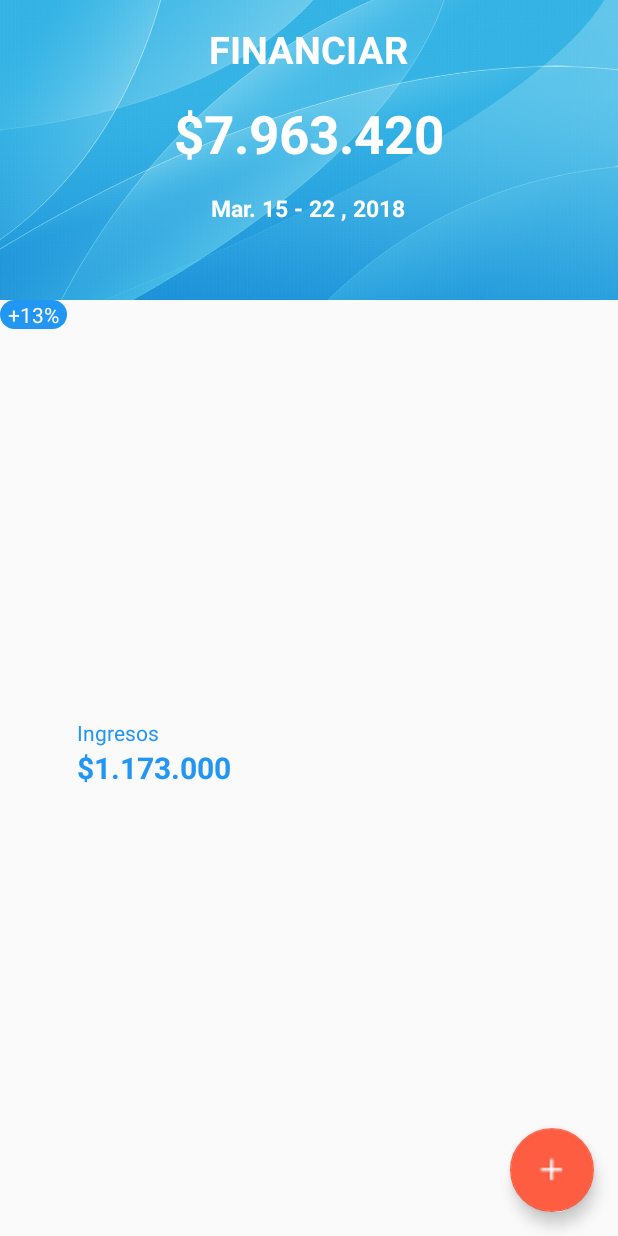
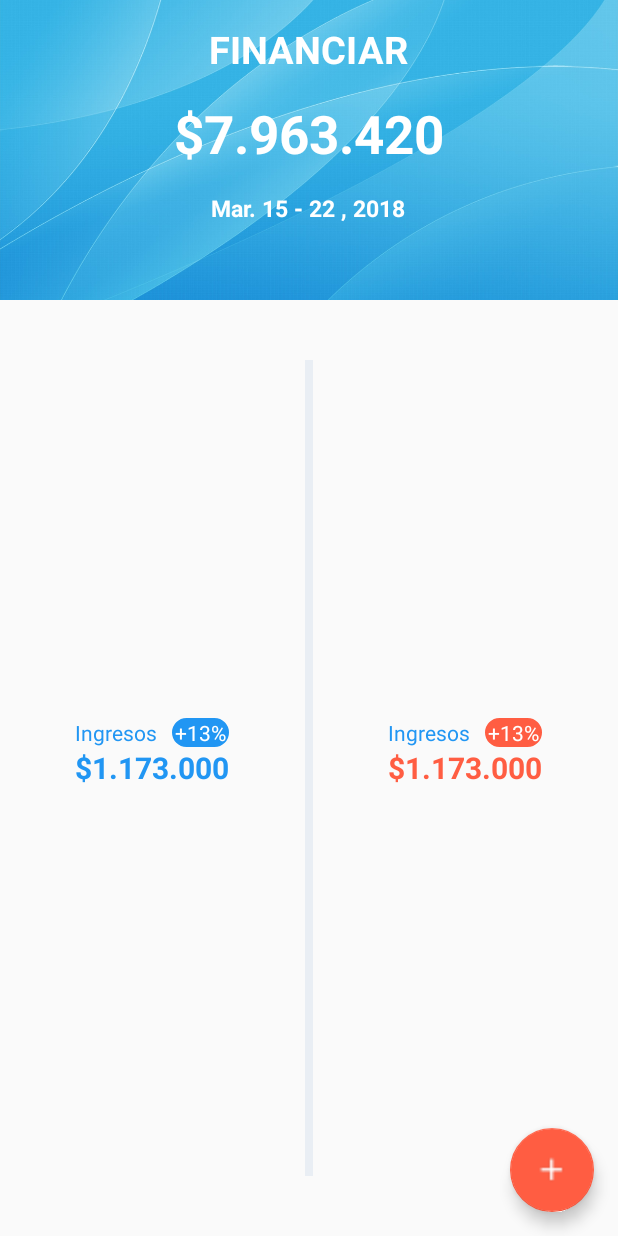
Before and after one commit to camilolozano/QuizCamiloLozanoDeLeonI023111, an Android app: the screen it shows after launch (MainActivity), on a phone screen of 412 x 824 dp. Run offline under Robolectric (Android 15) with nearby library versions, the phone set to English and light mode, and no system bars.

Commit message:
add fin tercer seccion

```diff
--- /dev/null
+++ b/app/src/main/res/drawable/back_orange.xml
@@ -0,0 +1,16 @@
+<?xml version="1.0" encoding="utf-8"?>
+<selector xmlns:android="http://schemas.android.com/apk/res/android">
+
+    <item>
+        <shape android:shape="rectangle">
+            <!-- color de fondo del shape -->
+            <solid android:color="@color/colorAccent"/>
+            <!-- tamaño y color del shape -->
+            <stroke
+                android:color="@color/colorAccent"
+                android:width="5dp"/>
+            <!-- tamaño de las esquinas redondeadas -->
+            <corners android:radius="70dp"/>
+        </shape>
+    </item>
+</selector>
--- a/app/src/main/res/layout/activity_main.xml
+++ b/app/src/main/res/layout/activity_main.xml
@@ -71,7 +71,7 @@
             android:orientation="horizontal"
             >
 
-           <RelativeLayout
+            <RelativeLayout
                android:layout_weight="1"
                android:layout_width="match_parent"
                android:layout_height="match_parent"
@@ -93,8 +93,10 @@
                    android:background="@drawable/back_blue"
                    android:text="@string/procentajeZ"
                    android:textColor="@color/colorWhiteText"
-                   android:paddingLeft="5dp"
-                   android:paddingRight="5dp"
+                   android:paddingLeft="2dp"
+                   android:paddingRight="2dp"
+                   android:layout_above="@+id/montoingreso"
+                   android:layout_alignRight="@+id/montoingreso"
                    />
 
                <TextView
@@ -111,12 +113,61 @@
                    />
 
            </RelativeLayout>
-
+            <View
+                android:layout_width="5dp"
+                android:layout_height="wrap_content"
+                android:background="@color/colorGray"
+                android:layout_marginBottom="40dp"
+                android:layout_marginTop="40dp"
+                />
             <RelativeLayout
                 android:layout_weight="1"
                 android:layout_width="match_parent"
                 android:layout_height="match_parent"
                 >
+
+                <RelativeLayout
+                    android:layout_weight="1"
+                    android:layout_width="match_parent"
+                    android:layout_height="match_parent"
+                    >
+
+                    <TextView
+                        android:id="@+id/ingresosr"
+                        android:layout_width="wrap_content"
+                        android:layout_height="wrap_content"
+                        android:text="@string/ingresos"
+                        android:textColor="@color/colorPrimary"
+                        android:layout_above="@+id/montoingresor"
+                        android:layout_alignLeft="@+id/montoingresor"
+                        />
+
+                    <TextView
+                        android:layout_width="wrap_content"
+                        android:layout_height="wrap_content"
+                        android:background="@drawable/back_orange"
+                        android:text="@string/procentajeZ"
+                        android:textColor="@color/colorWhiteText"
+                        android:paddingLeft="2dp"
+                        android:paddingRight="2dp"
+                        android:layout_above="@+id/montoingresor"
+                        android:layout_alignRight="@+id/montoingresor"
+                        />
+
+                    <TextView
+                        android:id="@+id/montoingresor"
+                        android:layout_width="wrap_content"
+                        android:layout_height="wrap_content"
+                        android:text="@string/valor_ingreso"
+                        android:textColor="@color/colorAccent"
+                        android:layout_centerHorizontal="true"
+                        android:layout_centerVertical="true"
+                        android:textStyle="bold"
+                        android:textSize="20sp"
+
+                        />
+
+                </RelativeLayout>
 
             </RelativeLayout>
 
```
